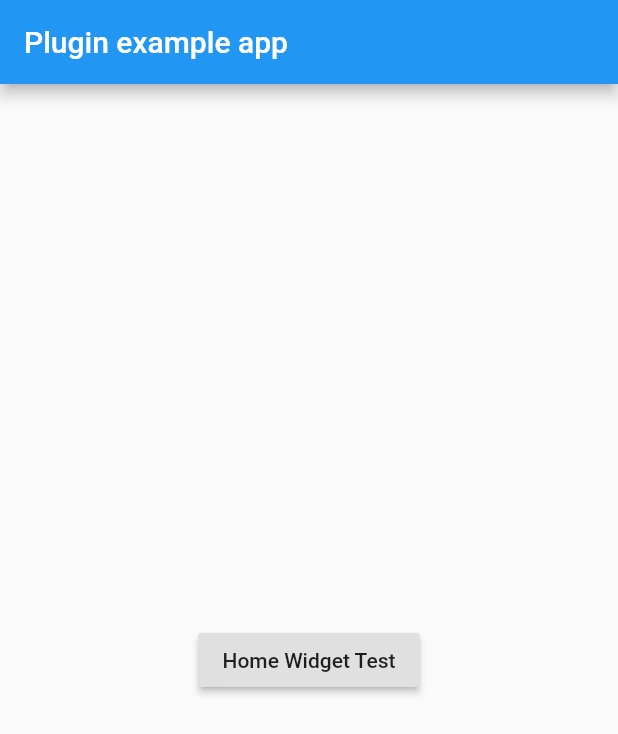
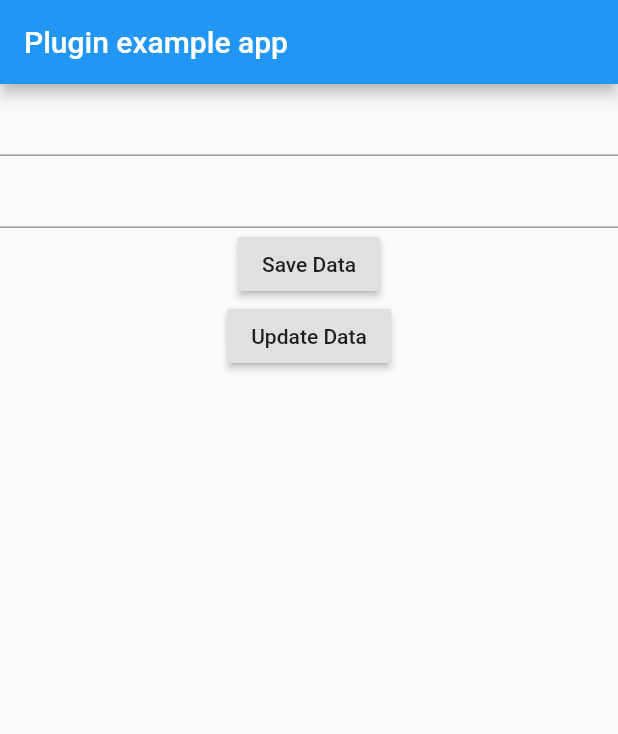
Before and after one commit to ABausG/home_widget, a Flutter app: the screen it shows after launch, on a phone screen of 412 x 824 dp. Shown: the top 734 px of the screen. Run offline on Flutter 3.47's test engine with Material 2 defaults, Android fonts, the phone set to English and light mode, and no system bars.

Commit message:
Clean up Example

```diff
--- a/example/lib/main.dart
+++ b/example/lib/main.dart
@@ -14,23 +14,35 @@ class MyApp extends StatefulWidget {
 }
 
 class _MyAppState extends State<MyApp> {
+  final TextEditingController _titleController = TextEditingController();
+  final TextEditingController _messageController = TextEditingController();
+
   @override
   void initState() {
     super.initState();
   }
 
-  // Platform messages are asynchronous, so we initialize in an async method.
+  @override
+  void dispose() {
+    _titleController.dispose();
+    _messageController.dispose();
+    super.dispose();
+  }
+
   Future<void> _sendTestData() async {
+    try {
+      return Future.wait([
+        HomeWidget.saveWidgetData('title', _titleController.text),
+        HomeWidget.saveWidgetData('message', _messageController.text),
+      ]);
+    } on PlatformException catch (exception) {
+      debugPrint('Error Sending Data. $exception');
+    }
+  }
 
-    // Platform messages may fail, so we use a try/catch PlatformException.
+  Future<void> _updateWidget() async {
     try {
-      final result = await Future.wait([
-        HomeWidget.saveWidgetData('title', 'Title'),
-        HomeWidget.saveWidgetData('message', 'Message'),
-      ]);
-
-        HomeWidget.updateWidget('HomeWidgetExampleProvider');
-
+      return HomeWidget.updateWidget('HomeWidgetExampleProvider');
     } on PlatformException catch (exception) {
       debugPrint('Error Sending Data. $exception');
     }
@@ -44,9 +56,22 @@ class _MyAppState extends State<MyApp> {
           title: const Text('Plugin example app'),
         ),
         body: Center(
-          child: RaisedButton(
-            onPressed: _sendTestData,
-              child: Text('Home Widget Test')),
+          child: Column(
+            children: [
+              TextField(
+                controller: _titleController,
+              ),
+              TextField(
+                controller: _messageController,
+              ),
+              RaisedButton(
+                onPressed: _sendTestData,
+                  child: Text('Save Data')),
+              RaisedButton(
+                  onPressed: _updateWidget,
+                  child: Text('Update Data')),
+            ],
+          ),
         ),
       ),
     );
```
